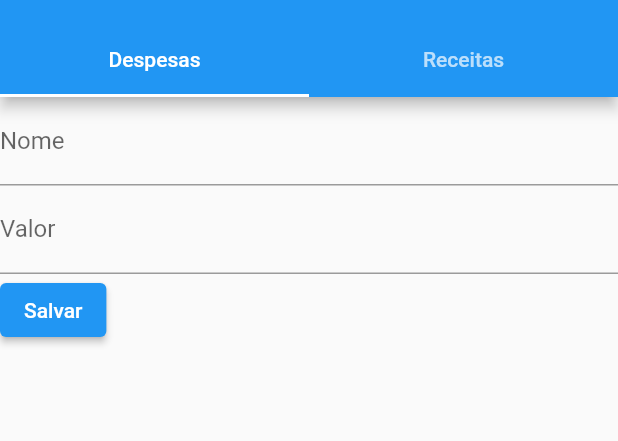
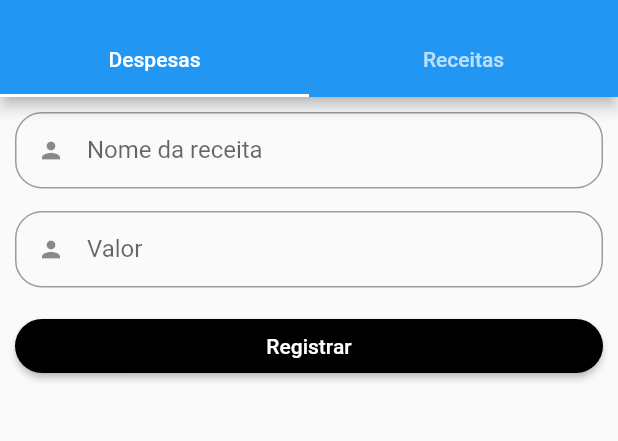
Before and after one commit to LuisSouza03/GasteCerto, a Flutter app: the AbasScreen screen opened directly, on a phone screen of 412 x 824 dp, the part 59-500 px from its top. Run offline on Flutter 3.47's test engine with Material 2 defaults, Android fonts, the phone set to English and light mode, and no system bars; our stand-ins replace email_validator, get.

Commit message:
feat: add despesas

```diff
--- /dev/null
+++ b/front_end/gaste_certo/lib/src/business/controllers/despesas_controller.dart
@@ -0,0 +1,10 @@
+import 'package:flutter/cupertino.dart';
+import 'package:get/get.dart';
+
+class DespesasController extends GetxController {
+  static DespesasController get instance => Get.find();
+
+  final nome = TextEditingController();
+  final categoria = TextEditingController();
+  final valor = TextEditingController();
+}
--- a/front_end/gaste_certo/lib/src/data/repository/receitas_repository.dart
+++ b/front_end/gaste_certo/lib/src/data/repository/receitas/receitas_repository.dart
@@ -1,6 +1,6 @@
 import 'package:flutter/material.dart';
 
-import '../../domain/models/receitas_model.dart';
+import '../../../domain/models/receitas_model.dart';
 
 abstract class ApiReceitasRepository {
   Future<void> registerReceitas({
--- /dev/null
+++ b/front_end/gaste_certo/lib/src/domain/models/despesas_model.dart
@@ -0,0 +1,10 @@
+class DespesasModel {
+  String nome, categoria;
+  double valor;
+
+  DespesasModel({
+    required this.categoria,
+    required this.nome,
+    required this.valor,
+  });
+}
--- a/front_end/gaste_certo/lib/src/ui/screens/addScreen/forms/abas_form_screen.dart
+++ b/front_end/gaste_certo/lib/src/ui/screens/addScreen/forms/abas_form_screen.dart
@@ -2,9 +2,12 @@ import 'package:flutter/material.dart';
 import 'package:gaste_certo/src/domain/models/receitas_model.dart';
 import 'package:get/get.dart';
 
+import '../../../../business/controllers/despesas_controller.dart';
 import '../../../../business/controllers/receitas_controller.dart';
 import '../../../../business/validation/validation_form.dart';
-import '../../../../data/repository/receitas_api.dart';
+import '../../../../data/repository/despesas/despesas_api.dart';
+import '../../../../data/repository/receitas/receitas_api.dart';
+import '../../../../domain/models/despesas_model.dart';
 import '../../../widgets/button_widget.dart';
 import '../../../widgets/custom_textfield.dart';
 
@@ -16,56 +19,56 @@ class DespesasForm extends StatefulWidget {
 }
 
 class _DespesasFormState extends State<DespesasForm> {
-  final _formKey = GlobalKey<FormState>();
-  final _descricaoController = TextEditingController();
-  final _valorController = TextEditingController();
-
-  @override
-  void dispose() {
-    _descricaoController.dispose();
-    _valorController.dispose();
-    super.dispose();
-  }
+  ValidationFunctions validationFunctions = ValidationFunctions();
 
   @override
   Widget build(BuildContext context) {
+    final controller = Get.put(DespesasController());
+    final formKey = GlobalKey<FormState>();
+    Get.lazyPut(() => DespesasApi());
+
     return Form(
-      key: _formKey,
+      key: formKey,
+      child: Padding(
+        padding: const EdgeInsets.all(10),
         child: Column(
           crossAxisAlignment: CrossAxisAlignment.start,
           children: [
-          TextFormField(
-            controller: _descricaoController,
-            decoration: const InputDecoration(labelText: 'Nome'),
-            validator: (value) {
-              if (value == null || value.isEmpty) {
-                return 'Campo obrigatório';
-              }
-              return null;
-            },
+            CustomTextField(
+              icon: Icons.person,
+              label: "Nome da receita",
+              textController: controller.nome,
+              validator: (value) =>
+                  validationFunctions.validateNotEmpty(value!),
             ),
-          TextFormField(
-            controller: _valorController,
-            decoration: const InputDecoration(labelText: 'Valor'),
-            validator: (value) {
-              if (value == null || value.isEmpty) {
-                return 'Campo obrigatório';
-              }
-              return null;
-            },
+            CustomTextField(
+              icon: Icons.person,
+              label: "Valor",
+              textController: controller.valor,
+              validator: (value) =>
+                  validationFunctions.validateNotEmpty(value!),
             ),
-          ElevatedButton(
-            onPressed: () {
-              if (_formKey.currentState!.validate()) {
-                // Aqui você pode enviar os dados para a API
-                ScaffoldMessenger.of(context).showSnackBar(
-                  const SnackBar(content: Text('Despesa salva com sucesso!')),
+            SizedBox(
+              width: double.infinity,
+              child: ButtonWidget(
+                  textButton: "Registrar",
+                  onPress: () {
+                    if (formKey.currentState!.validate()) {
+                      var valor = controller.valor.text.trim();
+                      final DespesasModel despesa = DespesasModel(
+                        nome: controller.nome.text.trim(),
+                        valor: double.parse(valor),
+                        categoria: '',
+                      );
+
+                      DespesasApi.instance.registerDespesas(
+                        despesasModel: despesa,
                       );
                     }
-            },
-            child: const Text('Salvar'),
+                  }),
             ),
           ],
+        ),
       ),
     );
   }
```
Also changed, not shown: front_end/gaste_certo/lib/src/data/repository/despesas/despesas_api.dart (renamed from front_end/gaste_certo/lib/src/data/repository/receitas_api.dart, +19 -19 lines), front_end/gaste_certo/lib/src/data/repository/despesas/despesas_repository.dart (added, +21 -0 lines), front_end/gaste_certo/lib/src/data/repository/receitas/receitas_api.dart (added, +127 -0 lines). Lines whose indentation alone changed are shown as unchanged.
